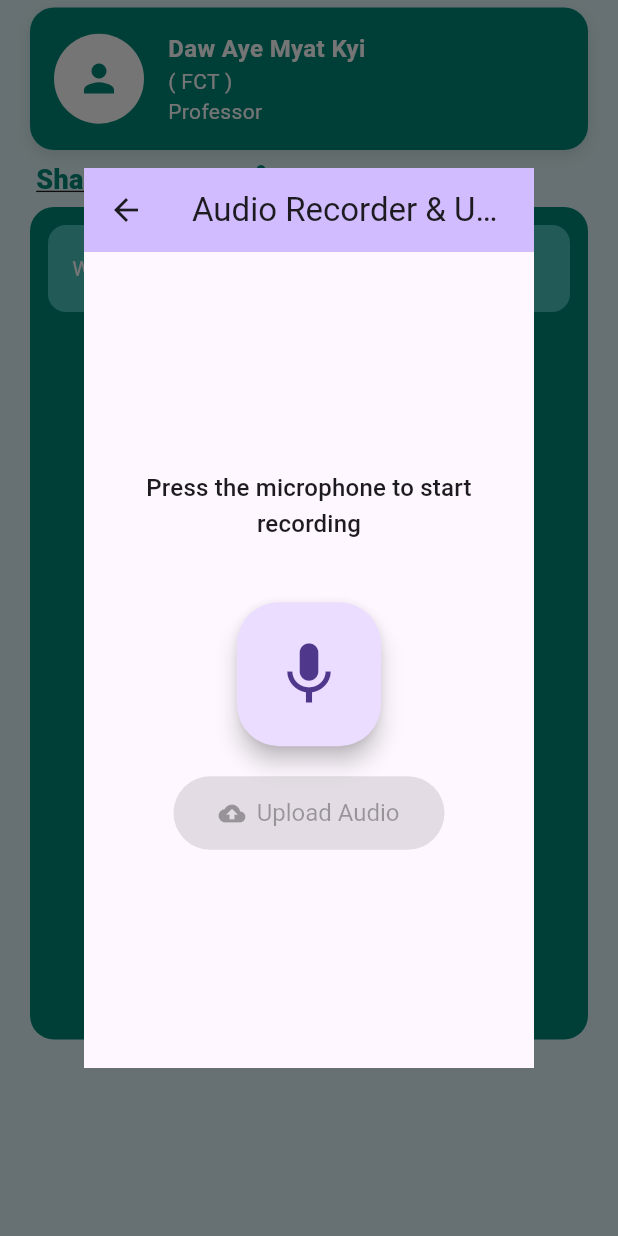
After one commit to kyawnaing19/shweeshaungDaily, a Flutter app: the TeacherProfilePage screen opened directly, after a tap on the "mic" icon, on a phone screen of 412 x 824 dp. The commit adds this screen. Run offline on Flutter 3.47's test engine with Material 3 defaults, Android fonts, the light colour scheme and no system bars; our stand-ins replace audioplayers, cross_file, curved_navigation_bar, dotted_border, dropdown_button2, google_fonts and 3 more; missing offline and left inert: flutter_quill, record; accounts and stored records are empty.

Commit message:
added audio in api service

```diff
--- a/lib/services/api_service.dart
+++ b/lib/services/api_service.dart
@@ -8,7 +8,6 @@ import '../models/user_model.dart';
 
 class ApiService {
   static const String base = 'https://shweeshaung.mooo.com';
-  static const voiceBaseUrl = '$base/voice';
   static const baseUrl = '$base/api/auth';
   static const feedBaseUrl = '$base/feeds';
   static const secbaseUrl = '$base/admin/schedules';
@@ -44,6 +43,8 @@ class ApiService {
       return '';
     }
   }
+
+
 
   static Future<bool> register(UserRegistrationData user) async {
     print(jsonEncode(user.toJson()));
@@ -229,7 +230,7 @@ class ApiService {
     required XFile? voice,
   }) async {
     Future<http.Response> sendMultipart(String accessToken) async {
-      final url = Uri.parse(voiceBaseUrl);
+      final url = Uri.parse("$feedBaseUrl/audio");
       var request =
           http.MultipartRequest('POST', url)
             ..headers['Authorization'] = 'Bearer $accessToken';
@@ -390,4 +391,26 @@ class ApiService {
       throw Exception('Failed to load subjects for note');
     }
   }
+
+
+  static Future<List<dynamic>> getAudios() async {
+    final uri = Uri.parse('$feedBaseUrl/audio');
+    try{
+    final response = await AuthorizedHttpService.sendAuthorizedRequest(
+      uri,
+      method: 'GET',
+    );
+
+    if (response != null && response.statusCode == 200) {
+      final List<dynamic> data = jsonDecode(response.body);
+      return data;
+    } else {
+      return [];
+    }
+
+  } catch (e) {
+      throw Exception('Error fetching audio files: $e');
+    }
+  }
+
 }
--- /dev/null
+++ b/lib/views/audio_upload_page.dart
@@ -0,0 +1,242 @@
+import 'dart:async';
+import 'package:flutter/foundation.dart' show kIsWeb;
+import 'package:flutter/material.dart';
+import 'package:http/http.dart' as http;
+import 'package:record/record.dart';
+import 'package:path_provider/path_provider.dart';
+import 'package:cross_file/cross_file.dart';
+import 'package:shweeshaungdaily/services/api_service.dart';
+
+// --- IMPORTANT ---
+// This widget assumes you have the following classes and functions defined elsewhere in your project:
+//
+// 1. An `ApiService` class with the static `uploadAudio` function you provided.
+//    e.g.,
+//    class ApiService {
+//      static Future<void> uploadAudio({required XFile? voice}) async {
+//        // ... your upload implementation
+//      }
+//      // ... other methods like refreshAccessToken
+//    }
+//
+// 2. A `TokenService` class to handle authentication tokens.
+//    e.g.,
+//    class TokenService {
+//      static Future<Map<String, String>?> loadTokens() async { /* ... */ }
+//      // ... other methods
+//    }
+// -----------------
+
+
+/// A StatefulWidget that provides a UI for recording and uploading audio.
+/// It is self-contained and handles recording logic for both mobile and web.
+class AudioRecorderScreen extends StatefulWidget {
+  const AudioRecorderScreen({super.key});
+
+  @override
+  State<AudioRecorderScreen> createState() => _AudioRecorderScreenState();
+}
+
+class _AudioRecorderScreenState extends State<AudioRecorderScreen> {
+  final AudioRecorder _audioRecorder = AudioRecorder();
+  bool _isRecording = false;
+  String? _audioPath;
+  bool _isUploading = false;
+  String _statusText = "Press the microphone to start recording";
+
+  @override
+  void dispose() {
+    _audioRecorder.dispose();
+    super.dispose();
+  }
+
+  /// Starts the audio recording process.
+  Future<void> _startRecording() async {
+    try {
+      if (await _audioRecorder.hasPermission()) {
+        const encoder = kIsWeb ? AudioEncoder.opus : AudioEncoder.aacLc;
+        final path = await _getRecordingPath();
+
+        await _audioRecorder.start(const RecordConfig(encoder: encoder), path: path);
+
+        setState(() {
+          _isRecording = true;
+          _statusText = "Recording...";
+        });
+      } else {
+        setState(() {
+          _statusText = "Permission to record audio denied.";
+        });
+      }
+    } catch (e) {
+      print('Error starting recording: $e');
+      setState(() {
+        _statusText = "Failed to start recording.";
+      });
+    }
+  }
+
+  /// Stops the audio recording process and saves the file path.
+  Future<void> _stopRecording() async {
+    try {
+      final path = await _audioRecorder.stop();
+      setState(() {
+        _isRecording = false;
+        _audioPath = path;
+        _statusText = "Recording stopped. Ready to upload.";
+      });
+      print("Recording stopped, file saved at: $path");
+    } catch (e) {
+      print('Error stopping recording: $e');
+      setState(() {
+        _statusText = "Failed to stop recording.";
+      });
+    }
+  }
+
+  /// Determines the appropriate path for the recording based on the platform.
+  Future<String> _getRecordingPath() async {
+    if (kIsWeb) {
+      return '';
+    }
+    final dir = await getTemporaryDirectory();
+    return '${dir.path}/myFile.m4a';
+  }
+
+  /// Toggles the recording state.
+  void _onRecordButtonPressed() {
+    if (_isRecording) {
+      _stopRecording();
+    } else {
+      _startRecording();
+    }
+  }
+
+  /// Handles the entire upload process by calling the static ApiService method.
+  Future<void> _handleUpload() async {
+    if (_audioPath == null) {
+      ScaffoldMessenger.of(context).showSnackBar(
+        const SnackBar(content: Text('Please record an audio first!')),
+      );
+      return;
+    }
+
+    setState(() {
+      _isUploading = true;
+      _statusText = "Preparing to upload...";
+    });
+
+    try {
+      // Create an XFile object from the recording path/URL.
+      XFile audioFile;
+      if (kIsWeb) {
+        // For web, the path is a blob URL. We fetch the bytes to create the file.
+        final response = await http.get(Uri.parse(_audioPath!));
+        final bytes = response.bodyBytes;
+        audioFile = XFile.fromData(bytes, name: 'voice_recording.webm', mimeType: 'audio/webm');
+      } else {
+        // For mobile, we can create the XFile directly from the path.
+        audioFile = XFile(_audioPath!);
+      }
+
+      setState(() {
+        _statusText = "Uploading...";
+      });
+
+      // Call the static upload function from your ApiService.
+      // Ensure ApiService and its methods are defined in your project.
+      await ApiService.uploadAudio(voice: audioFile);
+
+      // Handle success
+      setState(() {
+        _statusText = "Upload successful!";
+        _audioPath = null; // Clear path after successful upload
+      });
+      ScaffoldMessenger.of(context).showSnackBar(
+        const SnackBar(
+          content: Text('Audio uploaded successfully!'),
+          backgroundColor: Colors.green,
+        ),
+      );
+    } catch (e) {
+      // Handle errors
+      print("Upload failed: $e");
+      setState(() {
+        _statusText = "Upload failed: $e";
+      });
+      ScaffoldMessenger.of(context).showSnackBar(
+        SnackBar(
+          content: Text('Upload failed: $e'),
+          backgroundColor: Colors.red,
+        ),
+      );
+    } finally {
+      // Reset the uploading state regardless of outcome.
+      setState(() {
+        _isUploading = false;
+      });
+    }
+  }
+
+  @override
+  Widget build(BuildContext context) {
+    return Scaffold(
+      appBar: AppBar(
+        title: const Text('Audio Recorder & Uploader'),
+        backgroundColor: Theme.of(context).colorScheme.inversePrimary,
+      ),
+      body: Center(
+        child: Padding(
+          padding: const EdgeInsets.all(20.0),
+          child: Column(
+            mainAxisAlignment: MainAxisAlignment.center,
+            children: <Widget>[
+              Text(
+                _statusText,
+                style: Theme.of(context).textTheme.titleMedium,
+                textAlign: TextAlign.center,
+              ),
+              const SizedBox(height: 40),
+              _buildRecordButton(),
+              const SizedBox(height: 20),
+              _buildUploadButton(),
+            ],
+          ),
+        ),
+      ),
+    );
+  }
+
+  Widget _buildRecordButton() {
+    return FloatingActionButton.large(
+      onPressed: _onRecordButtonPressed,
+      tooltip: 'Record',
+      child: Icon(
+        _isRecording ? Icons.stop : Icons.mic,
+        size: 50,
+      ),
+    );
+  }
+
+  Widget _buildUploadButton() {
+    if (_isUploading) {
+      return const Column(
+        children: [
+          CircularProgressIndicator(),
+          SizedBox(height: 10),
+          Text("Uploading..."),
+        ],
+      );
+    }
+
+    return ElevatedButton.icon(
+      onPressed: _audioPath != null ? _handleUpload : null,
+      icon: const Icon(Icons.cloud_upload),
+      label: const Text('Upload Audio'),
+      style: ElevatedButton.styleFrom(
+        padding: const EdgeInsets.symmetric(horizontal: 30, vertical: 15),
+        textStyle: const TextStyle(fontSize: 16),
+      ),
+    );
+  }
+}
--- a/lib/views/note_list_view.dart
+++ b/lib/views/note_list_view.dart
@@ -4,7 +4,6 @@ import 'package:shweeshaungdaily/colors.dart';
 import 'package:shweeshaungdaily/services/api_service.dart';
 import 'package:shweeshaungdaily/utils/note_database/note_database.dart';
 import 'note_editor_page.dart';
-import 'package:animations/animations.dart'; // Make sure to import this
 
 class NotePage extends StatefulWidget {
   final VoidCallback? onBack;
--- a/lib/views/teacherprofile.dart
+++ b/lib/views/teacherprofile.dart
@@ -8,6 +8,7 @@ import 'package:image_picker/image_picker.dart';
 
 import 'package:shweeshaungdaily/colors.dart';
 import 'package:shweeshaungdaily/services/api_service.dart';
+import 'package:shweeshaungdaily/views/audio_upload_page.dart';
 
 final Map<String, String> audienceValueMap = {
   'Public': 'Public',
@@ -158,6 +159,28 @@ class _TeacherProfilePageState extends State<TeacherProfilePage> {
                                 : TextDecoration.none,
                       ),
                     ),
+                  ),
+                  GestureDetector(
+                    onTap: () {
+                      showDialog(
+                        context: context,
+                        builder:
+                            (context) => Dialog(
+                              backgroundColor: Colors.white,
+                              shape: RoundedRectangleBorder(
+                                borderRadius: BorderRadius.circular(16),
+                              ),
+                              child: SizedBox(
+                                height: 600,
+                                width: 300,
+                                child:
+                                    AudioRecorderScreen(), // Your custom voice UI inside dialog
+                              ),
+                            ),
+                      );
+                      print('Mic icon tapped');
+                    },
+                    child: Icon(Icons.mic, color: kPrimaryDarkColor, size: 24),
                   ),
                 ],
               ),
--- a/pubspec.yaml
+++ b/pubspec.yaml
@@ -51,7 +51,10 @@ dependencies:
   curved_navigation_bar: ^1.0.6
   audioplayers: ^6.5.0
   waved_audio_player: ^1.3.0
-  animations: ^2.0.11
+  flutter_sound: ^9.28.0
+  file_picker: ^10.2.0
+  record: ^6.0.0
+  path_provider: ^2.1.5
 
 dev_dependencies:
   flutter_test:
```
Also changed, not shown: pubspec.lock, 6 other files.
